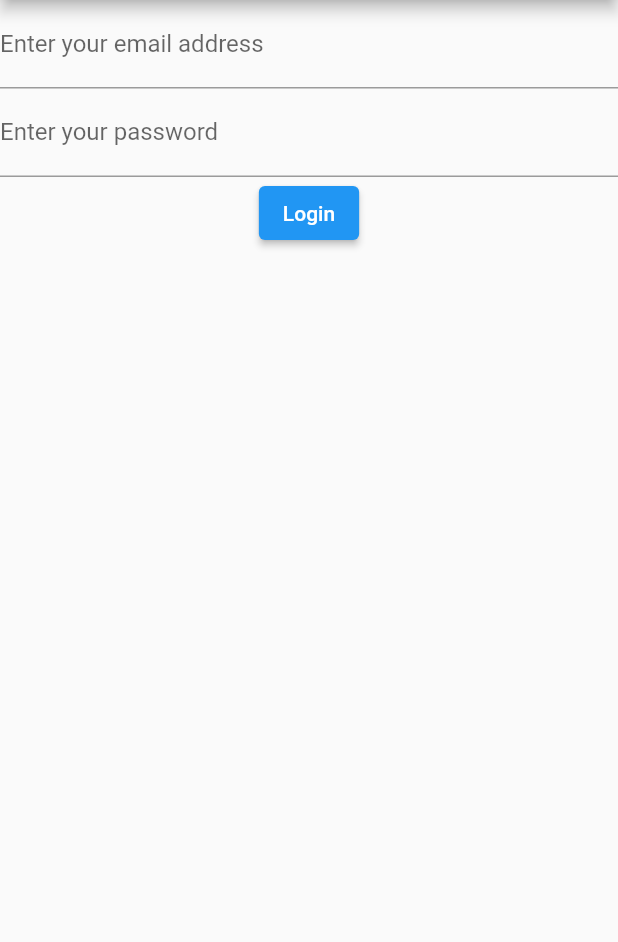
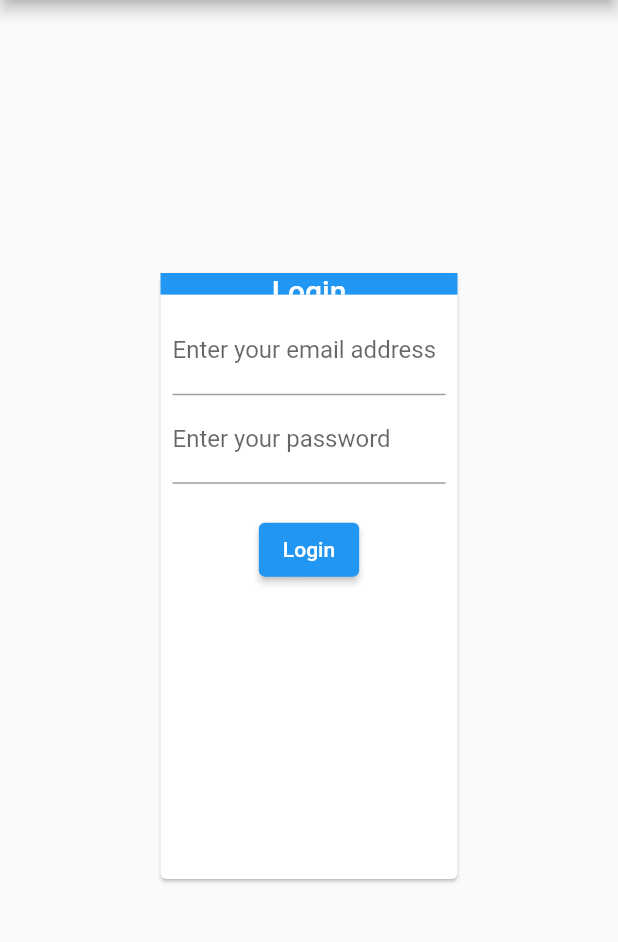
Before and after one commit to appinesshq/bpi-admin, a Flutter app: the screen it shows after launch, on a phone screen of 412 x 824 dp, the part 84-1026 px from its top. Run offline on Flutter 3.47's test engine with Material 2 defaults, Android fonts, the phone set to English and light mode, and no system bars; accounts and stored records are empty.

Commit message:
Implement users list

```diff
--- a/lib/main.dart
+++ b/lib/main.dart
@@ -1,8 +1,9 @@
 import 'package:bpi_admin/src/repositories/api.dart';
 import 'package:flutter/material.dart';
 import 'package:provider/provider.dart';
-import 'src/widgets/widgets.dart' show AuthSwitcher, Login, App;
+import 'src/widgets/widgets.dart' show AuthSwitcher, App;
 import 'src/providers/providers.dart';
+import 'src/screens/screens.dart';
 
 void main() {
   runApp(MyApp());
@@ -15,8 +16,13 @@ class MyApp extends StatelessWidget {
     final _api = API(url: 'http://192.168.0.100:3000');
     _api.debug = true;
 
-    return MaterialApp(
-      title: 'Flutter Demo',
+    return MultiProvider(
+      providers: [
+        ChangeNotifierProvider(create: (_) => AuthProvider(_api)),
+        ChangeNotifierProvider(create: (_) => UserProvider(_api)),
+      ],
+      child: MaterialApp(
+        title: 'BPI Admin',
         theme: ThemeData(
           // This is the theme of your application.
           //
@@ -33,16 +39,28 @@ class MyApp extends StatelessWidget {
           // closer together (more dense) than on mobile platforms.
           visualDensity: VisualDensity.adaptivePlatformDensity,
         ),
-      home: MultiProvider(
-        providers: [
-          ChangeNotifierProvider(create: (_) => AuthProvider(_api)),
-        ],
-        child: App('BPI Admin',
-            child: AuthSwitcher(
-              child: Text('Welcome'),
-              nonAuthedChild: Login(),
-            )),
+        routes: _routes(),
       ),
     );
   }
+
+  Map<String, Widget Function(BuildContext)> _routes() {
+    return {
+      '/': (context) => _wrap(
+              child: AuthSwitcher(
+            child: Text('Welcome'),
+            nonAuthedChild: LoginScreen(),
+          )),
+      LoginScreen.routeName: (context) =>
+          _wrap(title: 'Login', child: LoginScreen()),
+      UsersScreen.routeName: (context) =>
+          _wrap(title: 'Users', child: UsersScreen()),
+    };
   }
+
+  Widget _wrap({String title, @required Widget child}) {
+    return App(
+        title == null || title.isEmpty ? 'BPI Admin' : 'BPI Admin - $title',
+        child: child);
+  }
+}
--- a/lib/src/providers/auth_provider.dart
+++ b/lib/src/providers/auth_provider.dart
@@ -2,6 +2,7 @@ import 'dart:async';
 import 'package:flutter/material.dart';
 import '../repositories/api.dart';
 import '../models/session.dart';
+export '../models/session.dart';
 
 class AuthProvider extends ChangeNotifier {
   final API _api;
--- a/lib/src/providers/providers.dart
+++ b/lib/src/providers/providers.dart
@@ -1 +1,2 @@
 export 'auth_provider.dart';
+export 'user_provider.dart';
--- /dev/null
+++ b/lib/src/providers/user_provider.dart
@@ -0,0 +1,54 @@
+import 'dart:collection';
+import 'package:flutter/foundation.dart';
+import '../models/user.dart';
+import '../repositories/user_repository.dart';
+
+class UserProvider with ChangeNotifier {
+  final UserRepository api;
+
+  List<User> _users;
+  User _user;
+  int _page = 1;
+  final int _rows;
+
+  UserProvider(this.api, {int rows = 25}) : _rows = rows;
+
+  // TODO: Register
+
+  // Future<User> register() async {
+  //   _user = await api.registerUser(_email, _password, _confirmPassword);
+  //   notifyListeners();
+  //   return _user;
+  // }
+
+  // TODO: Create
+
+  Future<UnmodifiableListView<User>> fetch(
+      {int page = 1, bool force = false}) async {
+    // Fetch the users from the backend when:
+    // - calling for the first time
+    // - switching pages
+    // - force is enabled
+    if (_users == null || page != _page || force) {
+      _users = await api.fetchUsers(page, _rows);
+      _page = page;
+      notifyListeners();
+    }
+
+    return UnmodifiableListView(_users);
+  }
+
+  Future<User> get(String id) async {
+    _user = await api.getUser(id);
+    notifyListeners();
+    return _user;
+  }
+
+  // TODO: Update
+  // TODO: Delete
+
+  // Getters.
+  UnmodifiableListView<User> get users => UnmodifiableListView(_users);
+  User get user => _user;
+  int get page => _page;
+}
--- a/lib/src/repositories/user_repository.dart
+++ b/lib/src/repositories/user_repository.dart
@@ -3,7 +3,7 @@ import '../models/user.dart';
 abstract class UserRepository {
   // Future<User> registerUser(String email, String password, String passwordConfirm);
   // Future<User> createUser(String email, String password, String passwordConfirm, List<UserRole> roles);
-  // Future<List<User>> fetchUsers();
+  Future<List<User>> fetchUsers(int page, int rows);
   Future<User> getUser(String q);
   // Future<User> updateUser(String id, {String email, String password, String passwordConfirm, List<UserRole> roles});
   // Future<bool> deleteUser(String id);
--- /dev/null
+++ b/lib/src/screens/login_screen.dart
@@ -0,0 +1,71 @@
+import 'package:flutter/material.dart';
+import 'package:provider/provider.dart';
+import '../mixins/validation.dart';
+import '../providers/auth_provider.dart';
+import '../widgets/app_card.dart';
+
+class LoginScreen extends StatefulWidget {
+  static const routeName = '/login';
+
+  @override
+  _LoginScreenState createState() => _LoginScreenState();
+}
+
+class _LoginScreenState extends State<LoginScreen> with Validation {
+  final _formKey = GlobalKey<FormState>();
+  final _emailController = TextEditingController();
+  final _passwordController = TextEditingController();
+
+  @override
+  Widget build(BuildContext context) {
+    final _authProvider = Provider.of<AuthProvider>(context, listen: false);
+    return AppCard(
+      title: 'Login',
+      division: 2,
+      child: Form(
+        key: _formKey,
+        child: Column(
+          children: [
+            TextFormField(
+              controller: _emailController,
+              decoration:
+                  InputDecoration(labelText: 'Enter your email address'),
+              validator: email,
+            ),
+            TextFormField(
+              controller: _passwordController,
+              decoration: InputDecoration(labelText: 'Enter your password'),
+              validator: notEmpty,
+              obscureText: true,
+            ),
+            SizedBox(height: 20.0),
+            ElevatedButton(
+              onPressed: () {
+                // Validate returns true if the form is valid, otherwise false.
+                if (_formKey.currentState.validate()) {
+                  _authProvider
+                      .authenticate(
+                          _emailController.text, _passwordController.text)
+                      .then((value) => Scaffold.of(context).showSnackBar(
+                          SnackBar(content: Text('Login succeeded'))))
+                      .catchError((err) => Scaffold.of(context).showSnackBar(
+                          SnackBar(
+                              content:
+                                  Text('Couldn\'t login: ${err.toString()}'))));
+                }
+              },
+              child: Text('Login'),
+            ),
+          ],
+        ),
+      ),
+    );
+  }
+
+  @override
+  void dispose() {
+    _emailController.dispose();
+    _passwordController.dispose();
+    super.dispose();
+  }
+}
--- /dev/null
+++ b/lib/src/screens/screens.dart
@@ -0,0 +1,2 @@
+export 'login_screen.dart';
+export 'users_screen.dart';
--- /dev/null
+++ b/lib/src/widgets/app_card.dart
@@ -0,0 +1,88 @@
+import 'dart:io' show Platform;
+import 'package:flutter/foundation.dart' show kIsWeb;
+import 'package:flutter/material.dart';
+
+EdgeInsetsGeometry _defaultMargin() {
+  if (kIsWeb) {
+    return EdgeInsets.fromLTRB(150.0, 50.0, 150.0, 50.0);
+  } else if (Platform.isAndroid || Platform.isIOS) {
+    return EdgeInsets.all(4.0);
+  } else
+    return EdgeInsets.fromLTRB(10.0, 50.0, 100.0, 50.0);
+}
+
+Size screenSize(BuildContext context) {
+  return MediaQuery.of(context).size;
+}
+
+double screenHeight(BuildContext context, {double dividedBy = 1}) {
+  return screenSize(context).height / dividedBy;
+}
+
+double screenWidth(BuildContext context, {double dividedBy = 1}) {
+  return screenSize(context).width / dividedBy;
+}
+
+class AppCard extends StatelessWidget {
+  final Widget _child;
+  final double _width, _height, _division, _padding;
+  final String _title;
+
+  AppCard(
+      {@required Widget child,
+      double width,
+      double height,
+      double division = 1,
+      double padding = 8.0,
+      String title})
+      : _child = child,
+        _width = width,
+        _height = height,
+        _division = division,
+        _padding = padding,
+        _title = title;
+
+  @override
+  Widget build(BuildContext context) {
+    final theme = Theme.of(context);
+
+    return Center(
+      child: Container(
+        width: _width == null
+            ? screenWidth(context, dividedBy: _division)
+            : _width,
+        height: _height == null
+            ? screenHeight(context, dividedBy: _division)
+            : _height,
+        child: Card(
+          child: _title == null
+              ? Padding(
+                  padding: EdgeInsets.all(_padding),
+                  child: _child,
+                )
+              : Column(
+                  children: [
+                    Container(
+                      width: double.infinity,
+                      height: _width == null
+                          ? screenWidth(context, dividedBy: _division) * 0.07
+                          : _width * 0.07,
+                      color: theme.primaryColor,
+                      child: Center(
+                        child: Text(
+                          _title,
+                          style: theme.primaryTextTheme.headline6,
+                        ),
+                      ),
+                    ),
+                    Padding(
+                      padding: EdgeInsets.all(_padding),
+                      child: _child,
+                    ),
+                  ],
+                ),
+        ),
+      ),
+    );
+  }
+}
--- a/lib/src/widgets/login.dart
+++ /dev/null
@@ -1,62 +0,0 @@
-import 'package:flutter/material.dart';
-import 'package:provider/provider.dart';
-import '../mixins/validation.dart';
-import '../providers/auth_provider.dart';
-
-class Login extends StatefulWidget {
-  @override
-  _LoginState createState() => _LoginState();
-}
-
-class _LoginState extends State<Login> with Validation {
-  final _formKey = GlobalKey<FormState>();
-  final _emailController = TextEditingController();
-  final _passwordController = TextEditingController();
-
-  @override
-  Widget build(BuildContext context) {
-    final _authProvider = Provider.of<AuthProvider>(context, listen: false);
-    return Form(
-      key: _formKey,
-      child: Column(
-        children: [
-          TextFormField(
-            controller: _emailController,
-            decoration: InputDecoration(labelText: 'Enter your email address'),
-            validator: email,
-          ),
-          TextFormField(
-            controller: _passwordController,
-            decoration: InputDecoration(labelText: 'Enter your password'),
-            validator: notEmpty,
-            obscureText: true,
-          ),
-          ElevatedButton(
-            onPressed: () {
-              // Validate returns true if the form is valid, otherwise false.
-              if (_formKey.currentState.validate()) {
-                _authProvider
-                    .authenticate(
-                        _emailController.text, _passwordController.text)
-                    .then((value) => Scaffold.of(context).showSnackBar(
-                        SnackBar(content: Text('Login succeeded'))))
-                    .catchError((err) => Scaffold.of(context).showSnackBar(
-                        SnackBar(
-                            content:
-                                Text('Couldn\'t login: ${err.toString()}'))));
-              }
-            },
-            child: Text('Login'),
-          ),
-        ],
-      ),
-    );
-  }
-
-  @override
-  void dispose() {
-    _emailController.dispose();
-    _passwordController.dispose();
-    super.dispose();
-  }
-}
--- a/lib/src/widgets/widgets.dart
+++ b/lib/src/widgets/widgets.dart
@@ -1,3 +1,3 @@
 export 'app.dart';
+export 'app_card.dart';
 export 'authswitcher.dart';
-export 'login.dart';
--- a/pubspec.yaml
+++ b/pubspec.yaml
@@ -25,6 +25,7 @@ dependencies:
     sdk: flutter
   cupertino_icons: ^1.0.0
   http: ^0.12.2
+  intl: ^0.16.1
   provider: ^4.3.2+2
 
 dev_dependencies:
```
Also changed, not shown: lib/src/repositories/api.dart (+49 -23 lines), lib/src/screens/users_screen.dart (added, +146 -0 lines), lib/src/widgets/app.dart (+61 -4 lines), pubspec.lock. Lines whose indentation alone changed are shown as unchanged.
